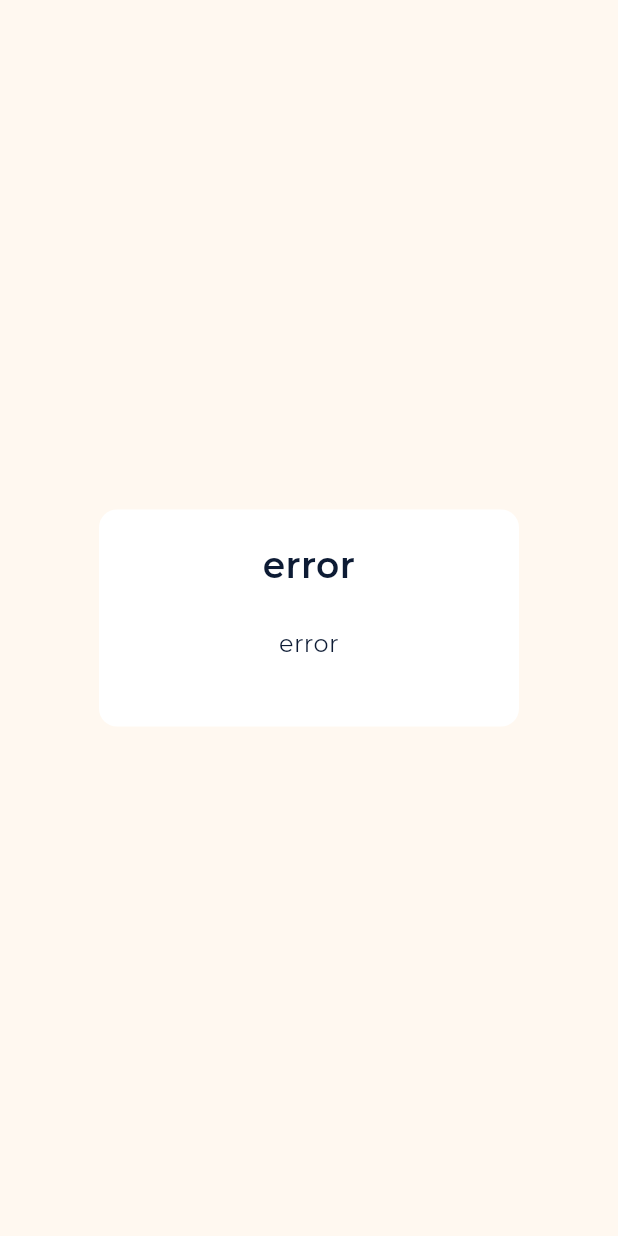
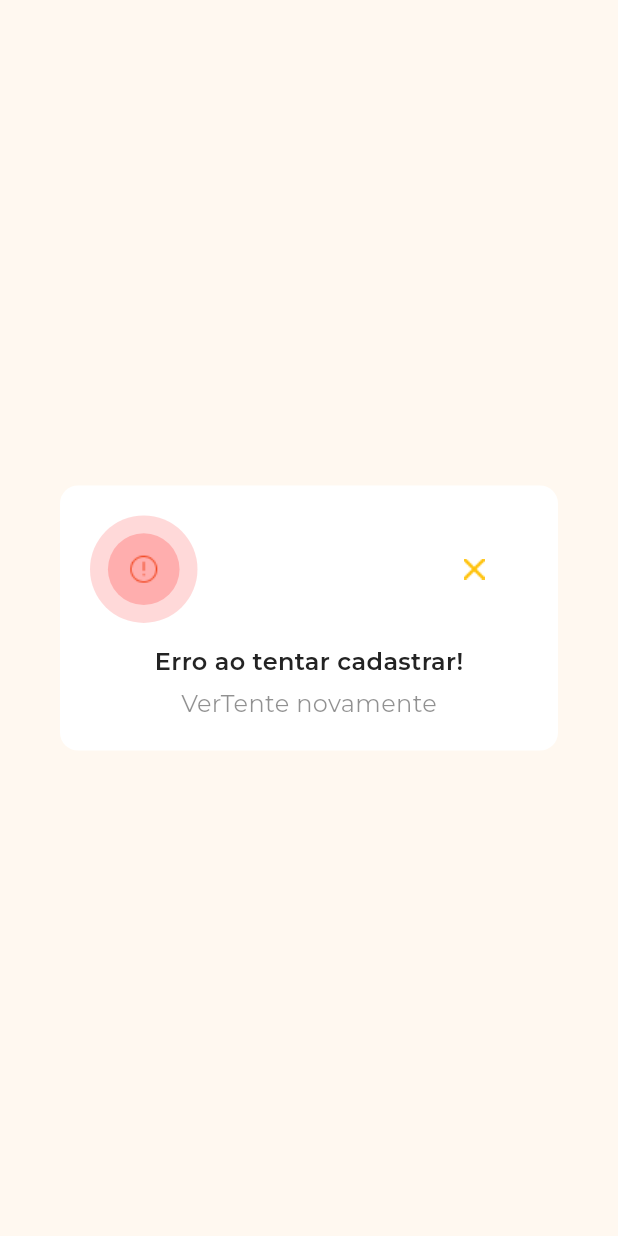
Before and after one commit to anacmagalhaes/EscolaDeVerao, a Flutter app: the VerificationErrorModal widget shown alone on an empty page, opened directly, on a phone screen of 412 x 824 dp. Run offline on Flutter 3.47's test engine with Material 3 defaults, Android fonts, the phone set to English and light mode, and no system bars; our stand-ins replace app_links, flutter_masked_text2, flutter_screenutil, qr_flutter, shared_preferences, sizer; missing offline and left inert: mobile_scanner; accounts and stored records are empty.

Commit message:
feat: Modified error modal

```diff
--- a/lib/screens/modals/verification_error_modal.dart
+++ b/lib/screens/modals/verification_error_modal.dart
@@ -1,3 +1,4 @@
+import 'package:escoladeverao/screens/auth/login_screen.dart';
 import 'package:escoladeverao/utils/colors.dart';
 import 'package:escoladeverao/utils/fonts.dart';
 import 'package:flutter/material.dart';
@@ -7,7 +8,6 @@ void VerificationErrorModal(BuildContext context) {
   showDialog(
     context: context,
     barrierColor:
-        // ignore: deprecated_member_use
         AppColors.background.withOpacity(0.3), // Fundo semi-transparente
     barrierDismissible: true, // Permite fechar o dialog tocando fora
     builder: (context) {
@@ -23,26 +23,77 @@ void VerificationErrorModal(BuildContext context) {
           child: Column(
             mainAxisSize: MainAxisSize.min,
             children: [
+              Row(
+                mainAxisAlignment: MainAxisAlignment.spaceBetween,
+                children: [
+                  GestureDetector(
+                    child: Stack(
+                      alignment: Alignment
+                          .center, // Centraliza o círculo interno no externo
+                      children: [
+                        Container(
+                          width: 60.h,
+                          height: 60.h,
+                          decoration: BoxDecoration(
+                            color: AppColors.red.withOpacity(0.15),
+                            shape: BoxShape.circle, // Forma circular
+                          ),
+                        ),
+                        Container(
+                          width: 40.h, // Menor que o círculo externo
+                          height: 40.h,
+                          decoration: BoxDecoration(
+                            color: AppColors.red.withOpacity(0.20),
+                            shape: BoxShape.circle, // Forma circular
+                          ),
+                          child: GestureDetector(
+                            child: Image.asset('assets/icons/error-icon.png'),
+                          ),
+                        ),
+                      ],
+                    ),
+                    onTap: () {
+                      Navigator.pushReplacement(
+                          context,
+                          MaterialPageRoute(
+                              builder: (context) => const LoginScreen()));
+                    },
+                  ),
+                  GestureDetector(
+                    onTap: () => Navigator.of(context).pop(), // Fecha o modal
+                    child: Container(
+                      width: 60.h,
+                      height: 60.h,
+                      decoration: BoxDecoration(
+                        color: AppColors.white,
+                        shape: BoxShape.circle, // Forma circular
+                      ),
+                      child: Image.asset('assets/icons/close-icon.png'),
+                    ),
+                    onTapCancel: () {},
+                  ),
+                ],
+              ),
+              SizedBox(height: 12.h),
               Column(
                 children: [
                   Fonts(
-                      text: 'error',
-                      fontSize: 24,
-                      textAlign: TextAlign.center,
-                      maxLines: 4,
-                      fontWeight: FontWeight.w700,
-                      color: AppColors.blueMarine),
-                  SizedBox(height: 20.h),
+                    text: 'Erro ao tentar cadastrar!',
+                    maxLines: 3,
+                    fontSize: 16,
+                    fontWeight: FontWeight.w600,
+                    color: AppColors.textPrimary,
+                  ),
+                  SizedBox(height: 4.h),
                   Fonts(
-                      text: 'error',
-                      fontSize: 16,
-                      textAlign: TextAlign.center,
-                      maxLines: 10,
-                      fontWeight: FontWeight.w400,
-                      color: AppColors.blueMarine),
+                    text: 'VerTente novamente',
+                    maxLines: 4,
+                    fontSize: 16,
+                    fontWeight: FontWeight.w400,
+                    color: AppColors.textPrimary.withOpacity(0.5),
+                  ),
                 ],
-              ),
-              SizedBox(height: 20.h),
+              )
             ],
           ),
         ),
```
